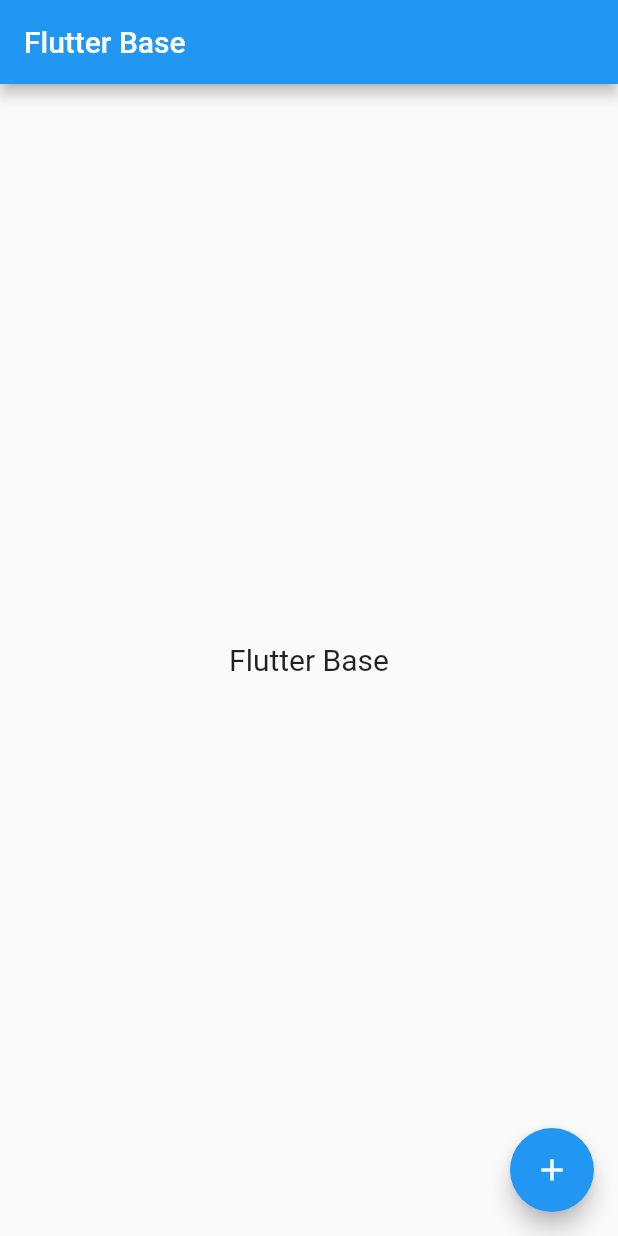
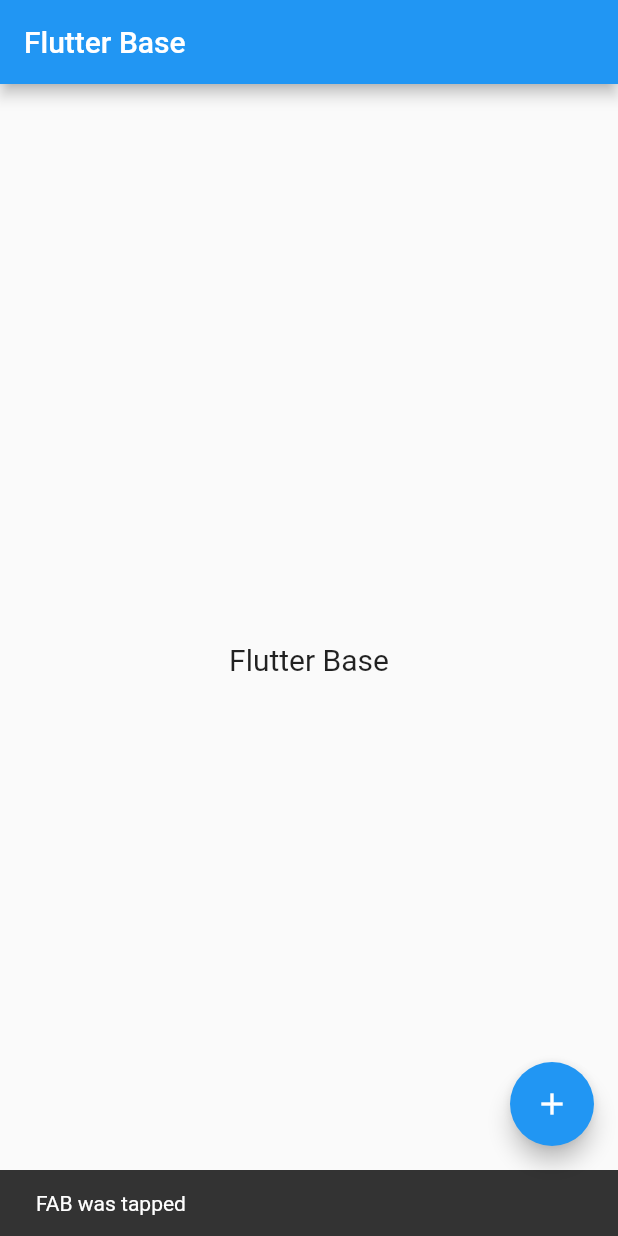
Before and after one commit to wesleybliss/flutter-base, a Flutter app: the screen it shows after launch, after a tap on the "add" icon, on a phone screen of 412 x 824 dp. Run offline on Flutter 3.47's test engine with Material 2 defaults, Android fonts, the phone set to English and light mode, and no system bars.

Commit message:
Fixed some typos

```diff
--- a/lib/screens/home_screen.dart
+++ b/lib/screens/home_screen.dart
@@ -10,20 +10,20 @@ class HomeScreen extends StatefulWidget {
 }
 
 class _HomeScreenState extends State<HomeScreen> {
-  void onFabTap() {
-    final snackBar = SnackBar(
-      content: Text('FAB was tapped'),
-      /*action: SnackBarAction(
+  @override
+  Widget build(BuildContext context) {
+    void onFabTap() {
+      const snackBar = SnackBar(
+        content: Text('FAB was tapped'),
+        /*action: SnackBarAction(
         label: 'OK',
         onPressed: () {},
       ),*/
-    );
-    ScaffoldMessenger.of(this).removeCurrentSnackBar();
-    ScaffoldMessenger.of(this).showSnackBar(snackBar);
-  }
+      );
+      ScaffoldMessenger.of(context).removeCurrentSnackBar();
+      ScaffoldMessenger.of(context).showSnackBar(snackBar);
+    }
 
-  @override
-  Widget build(BuildContext context) {
     return Scaffold(
       appBar: AppBar(
         title: Text(widget.title),
@@ -31,8 +31,8 @@ class _HomeScreenState extends State<HomeScreen> {
       body: Center(
         child: Column(
           mainAxisAlignment: MainAxisAlignment.center,
-          children: [
-            const Text(
+          children: const [
+            Text(
               'Flutter Base',
               style: TextStyle(fontSize: 20),
             ),
```
Also changed, not shown: 1 other file.
